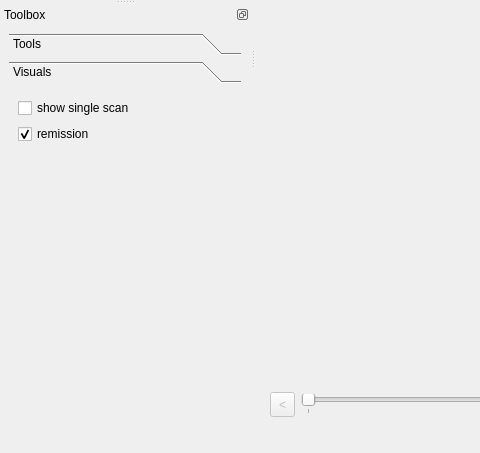
jbehley/point_labeler, file src/MainFrame.ui: the form before one commit; both pictures show x 0 to 480 and y 363 to 816 of the 1048 by 816 pixel window.
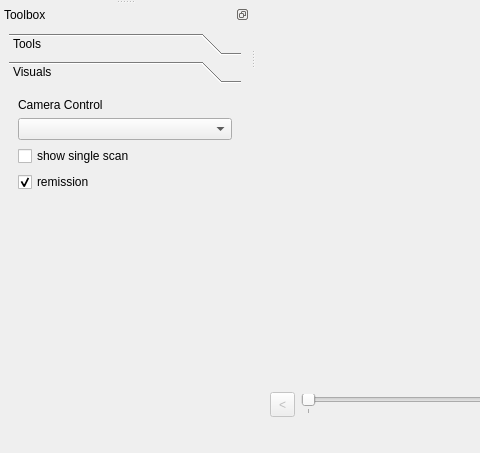
The form after the commit. The open tabs and pages were chosen to show the change. Custom widgets are drawn as their Qt base class.

Commit message: make camera selectable

Diff of the .ui file:
```diff
--- a/src/MainFrame.ui
+++ b/src/MainFrame.ui
@@ -896,13 +896,23 @@
           <x>0</x>
           <y>0</y>
           <width>232</width>
-          <height>302</height>
+          <height>315</height>
          </rect>
         </property>
         <attribute name="label">
          <string>Visuals</string>
         </attribute>
         <layout class="QVBoxLayout" name="verticalLayout_7">
+         <item>
+          <widget class="QLabel" name="label_5">
+           <property name="text">
+            <string>Camera Control</string>
+           </property>
+          </widget>
+         </item>
+         <item>
+          <widget class="QComboBox" name="cmbSelectCamControl"/>
+         </item>
          <item>
           <widget class="QCheckBox" name="chkShowSingleScan">
            <property name="text">
```
Left out of the diff: 118 changed lines with no effect on the pictures. The commit also changes 7 other files.
